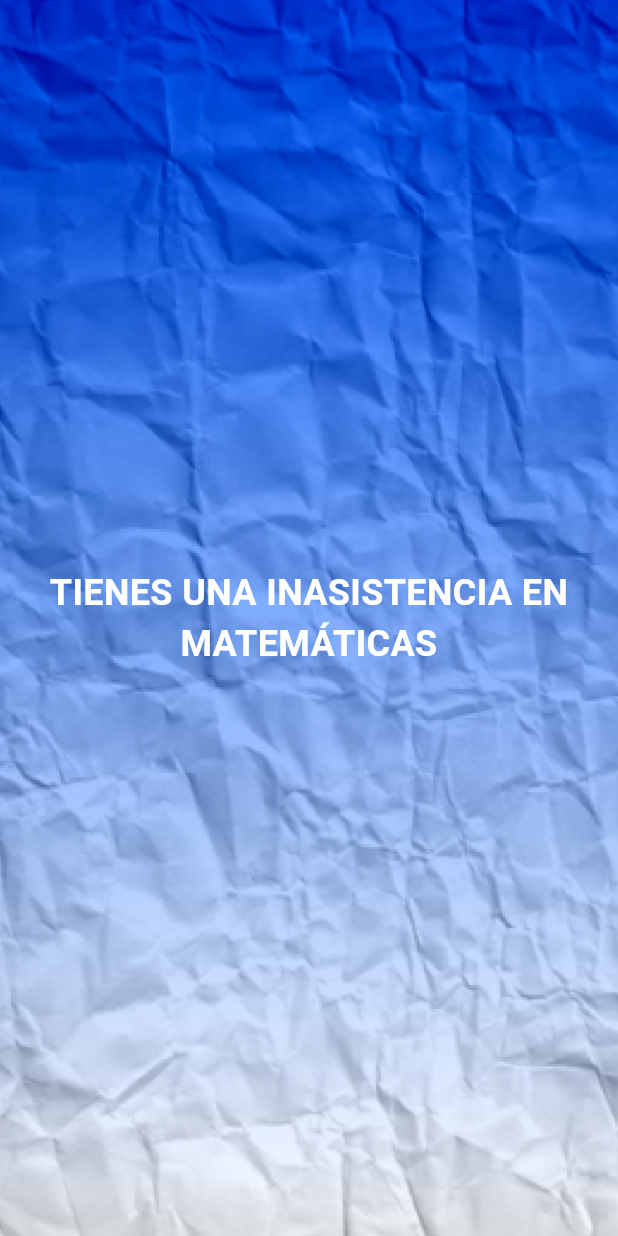
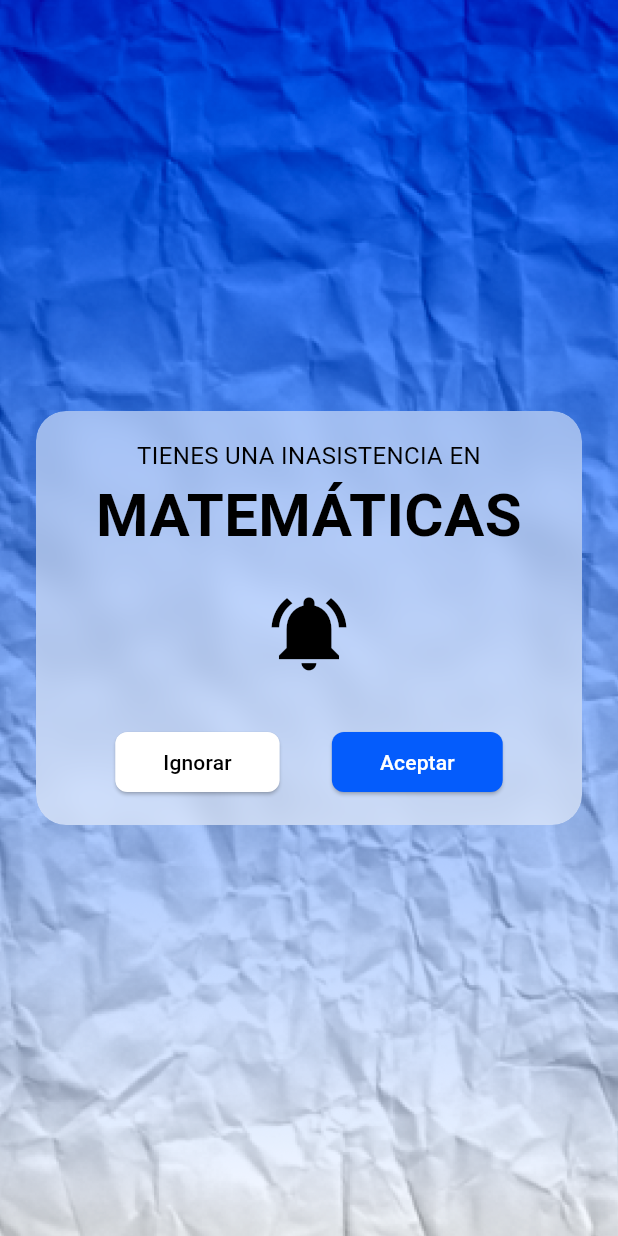
Before and after one commit to Roberto-Parra/ux-miso-grupo-25-movil, a Flutter app: the AlertaScreen screen opened directly, on a phone screen of 412 x 824 dp. Run offline on Flutter 3.47's test engine with Material 3 defaults, Android fonts, the phone set to English and light mode, and no system bars.

Commit message:
alerta_screen2

```diff
--- a/lib/alerta_screen.dart
+++ b/lib/alerta_screen.dart
@@ -1,10 +1,12 @@
 import 'package:flutter/material.dart';
+import 'dart:ui'; // Importar para usar ImageFilter.blur
 
 class AlertaScreen extends StatelessWidget {
   @override
   Widget build(BuildContext context) {
     return Scaffold(
       body: Container(
+        padding: EdgeInsets.all(24),
         decoration: BoxDecoration(
           image: DecorationImage(
             image: AssetImage('assets/images/backgroundPaper.png'),
@@ -12,24 +14,79 @@ class AlertaScreen extends StatelessWidget {
           ),
         ),
         child: Center(
+          child: SingleChildScrollView(
             child: Column(
               mainAxisAlignment: MainAxisAlignment.center,
               children: <Widget>[
+                // Contenedor con efecto de desenfoque
+                ClipRRect(
+                  borderRadius: BorderRadius.circular(20.0),
+                  child: BackdropFilter(
+                    filter: ImageFilter.blur(sigmaX: 10, sigmaY: 10),
+                    child: Container(
+                      padding: EdgeInsets.symmetric(vertical: 18.0, horizontal: 18.0), // Aumenta el espaciado
+                      decoration: BoxDecoration(
+                        color: Colors.white.withOpacity(0.5),
+                        borderRadius: BorderRadius.circular(20.0),
+                      ),
+                      child: Column(
+                        mainAxisSize: MainAxisSize.min,
+                        children: <Widget>[
                           Text(
-                'TIENES UNA INASISTENCIA EN MATEMÁTICAS',
+                            'TIENES UNA INASISTENCIA EN',
                             textAlign: TextAlign.center,
                             style: TextStyle(
-                  color: Colors.white,
-                  fontSize: 24,
+                              color: Colors.black,
+                              fontSize: 16,
+                            ),
+                          ),
+                          Text(
+                            'MATEMÁTICAS',
+                            textAlign: TextAlign.center,
+                            style: TextStyle(
+                              color: Colors.black,
+                              fontSize: 40,
                               fontWeight: FontWeight.bold,
                             ),
                           ),
-              // Agrega los botones "Ignorar" y "Aceptar"
-              // y cualquier otro widget que necesites
+                          SizedBox(height: 20), // Espacio entre texto y campana
+                          Icon(
+                            Icons.notifications_active,
+                            size: 60.0,
+                            color: Colors.black,
+                          ),
+                          SizedBox(height: 32), // Espacio entre campana y botones
+                          Row(
+                            mainAxisAlignment: MainAxisAlignment.spaceEvenly, // Distribuye el espacio uniformemente
+                            children: [
+                              _buildButton(context, 'Ignorar', Colors.white, Colors.black), // Botón Ignorar con texto negro
+                              _buildButton(context, 'Aceptar', Color(0xFF045CFC), Colors.white), // Botón Aceptar con texto blanco
                             ],
+                          ),
+                        ],
+                      ),
+                    ),
+                  ),
+                ),
+              ],
+            ),
           ),
         ),
       ),
     );
   }
+
+  Widget _buildButton(BuildContext context, String text, Color bgColor, Color textColor) {
+    return ElevatedButton(
+      child: Text(text, style: TextStyle(color: textColor)),
+      style: ElevatedButton.styleFrom(
+        foregroundColor: textColor, backgroundColor: bgColor, // Color del texto
+        shape: RoundedRectangleBorder(borderRadius: BorderRadius.circular(8.0)), // Forma de los botones
+        padding: EdgeInsets.symmetric(horizontal: 32.0, vertical: 8.0), // Padding interno de los botones
+      ),
+      onPressed: () {
+        // TODO: Agregar funcionalidad de botón
+      },
+    );
   }
+}
```
Lines whose indentation alone changed are shown as unchanged.
